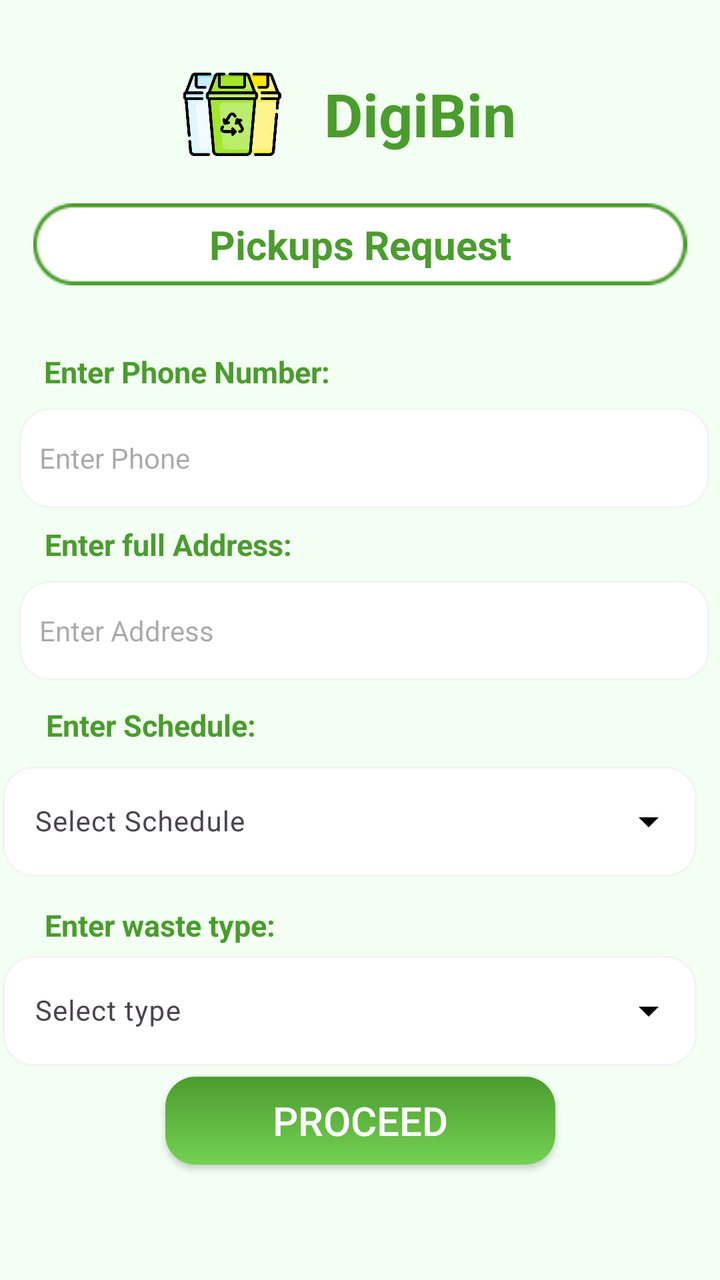
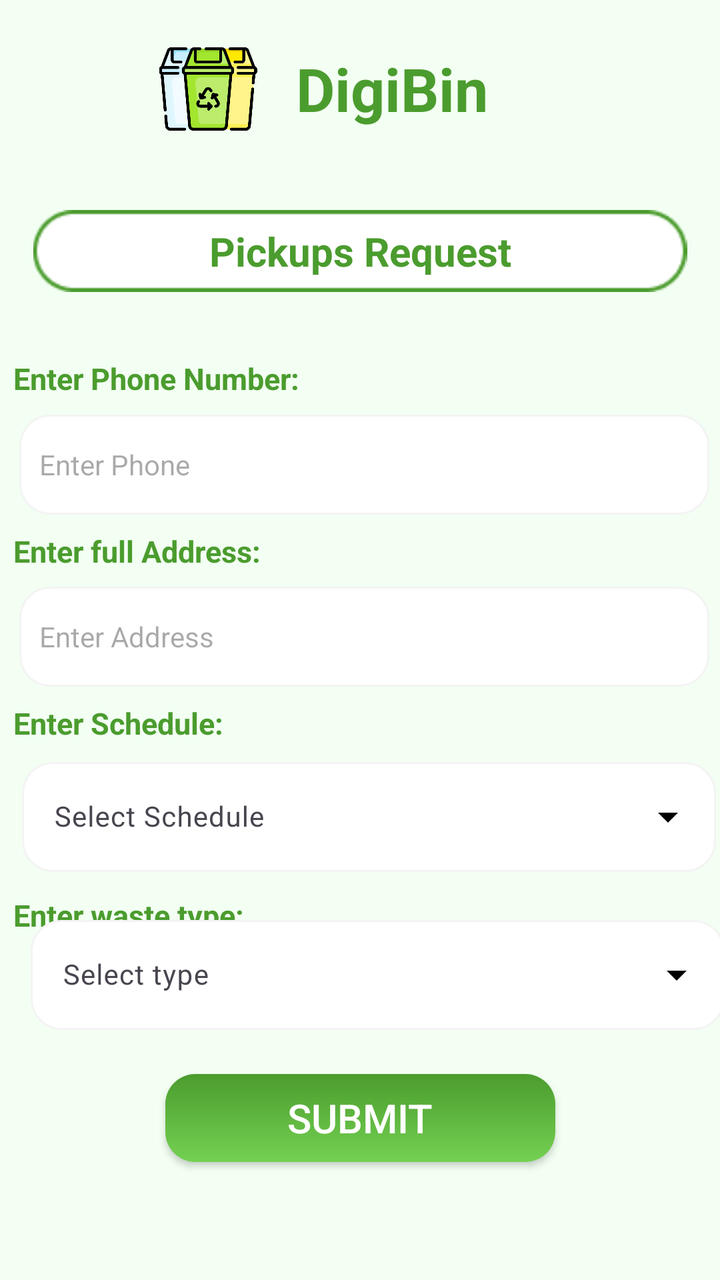

Compare the two renders of this Android layout. The source of the first and the diff that turns it into the second are given below.
<!-- AndroidManifest.xml: application theme Theme.DigiBin -->
<!-- res/layout/activity_pickuprequest.xml -->
<?xml version="1.0" encoding="utf-8"?>
<androidx.constraintlayout.widget.ConstraintLayout xmlns:android="http://schemas.android.com/apk/res/android"
    xmlns:app="http://schemas.android.com/apk/res-auto"
    xmlns:tools="http://schemas.android.com/tools"
    android:id="@+id/main"
    android:layout_width="match_parent"
    android:layout_height="match_parent"
    tools:context=".pickuprequest"
    android:background="@color/softgreen"
    >


    <androidx.appcompat.widget.AppCompatButton
        android:id="@+id/button20"
        android:layout_width="195dp"
        android:layout_height="44dp"
        android:layout_centerHorizontal="true"

        android:layout_marginTop="48dp"
        android:background="@drawable/greenbuttongradient"
        android:text="Proceed"
        android:textAllCaps="true"
        android:textColor="@color/white"
        android:textSize="20sp"
        app:layout_constraintBottom_toBottomOf="parent"
        app:layout_constraintEnd_toEndOf="parent"
        app:layout_constraintStart_toStartOf="parent"
        app:layout_constraintTop_toBottomOf="@+id/locationInputLayout"
        app:layout_constraintVertical_bias="0.444" />

    <ImageView
        android:id="@+id/imageView66"
        android:layout_width="66dp"
        android:layout_height="49dp"
        app:layout_constraintBottom_toBottomOf="parent"
        app:layout_constraintEnd_toStartOf="@+id/textView34"
        app:layout_constraintHorizontal_bias="0.866"
        app:layout_constraintStart_toStartOf="parent"
        app:layout_constraintTop_toTopOf="parent"
        app:layout_constraintVertical_bias="0.055"
        app:srcCompat="@drawable/mylogo" />

    <TextView
        android:id="@+id/textView34"
        android:layout_width="wrap_content"
        android:layout_height="45dp"
        android:layout_marginStart="8dp"
        android:text="DigiBin"
        android:textColor="@color/green"
        android:textSize="30sp"
        android:textStyle="bold"
        app:layout_constraintBottom_toBottomOf="@+id/imageView66"
        app:layout_constraintEnd_toEndOf="parent"
        app:layout_constraintHorizontal_bias="0.602"
        app:layout_constraintStart_toStartOf="parent"
        app:layout_constraintTop_toTopOf="parent"
        app:layout_constraintVertical_bias="1.0" />

    <ImageView
        android:id="@+id/imageView76"
        android:layout_width="match_parent"
        android:layout_height="wrap_content"
        android:layout_marginTop="20dp"
        app:layout_constraintEnd_toEndOf="parent"
        app:layout_constraintHorizontal_bias="0.0"
        app:layout_constraintStart_toStartOf="parent"
        app:layout_constraintTop_toBottomOf="@+id/textView34"
        app:srcCompat="@drawable/rpick" />

    <TextView
        android:id="@+id/textView35"
        android:layout_width="wrap_content"
        android:layout_height="wrap_content"
        android:text="Pickups Request"
        android:textStyle="bold"
        android:textColor="@color/green"
        android:textSize="20sp"
        app:layout_constraintBottom_toBottomOf="@+id/imageView76"
        app:layout_constraintEnd_toEndOf="@+id/imageView76"
        app:layout_constraintStart_toStartOf="@+id/imageView76"
        app:layout_constraintTop_toTopOf="@+id/imageView76" />

    

    <EditText
        android:id="@+id/editTextPhone"
        android:layout_width="345dp"
        android:layout_height="50dp"
        android:layout_marginTop="8dp"
        android:ems="10"
        android:hint="Enter Phone"
        android:padding="10dp"
        android:inputType="phone"
        android:background="@drawable/edittext"
        android:textColor="@color/black"
        android:textSize="14sp"
        app:layout_constraintEnd_toEndOf="parent"
        app:layout_constraintHorizontal_bias="0.651"
        app:layout_constraintStart_toStartOf="parent"
        app:layout_constraintTop_toBottomOf="@+id/textView37" />

    <TextView
        android:id="@+id/textView37"
        android:layout_width="wrap_content"
        android:layout_height="wrap_content"
        android:layout_marginTop="40dp"
        android:text="Enter Phone Number:"
        android:textColor="@color/green"
        android:textStyle="bold"
        android:textSize="15dp"
        app:layout_constraintEnd_toEndOf="parent"
        app:layout_constraintHorizontal_bias="0.101"
        app:layout_constraintStart_toStartOf="parent"
        app:layout_constraintTop_toBottomOf="@+id/textView35" />

    <TextView
        android:id="@+id/textView38"
        android:layout_width="wrap_content"
        android:layout_height="wrap_content"
        android:layout_marginTop="8dp"
        android:text="Enter full Address:"
        android:textColor="@color/green"
        android:textStyle="bold"
        android:textSize="15dp"
        app:layout_constraintEnd_toEndOf="parent"
        app:layout_constraintHorizontal_bias="0.095"
        app:layout_constraintStart_toStartOf="parent"
        app:layout_constraintTop_toBottomOf="@+id/editTextPhone" />

    <TextView
        android:id="@+id/textView39"
        android:layout_width="wrap_content"
        android:layout_height="wrap_content"
        android:layout_marginTop="12dp"
        android:text="Enter Schedule:"
        android:textColor="@color/green"
        android:textStyle="bold"
        android:textSize="15dp"
        app:layout_constraintEnd_toEndOf="parent"
        app:layout_constraintHorizontal_bias="0.09"
        app:layout_constraintStart_toStartOf="parent"
        app:layout_constraintTop_toBottomOf="@+id/editTextText3" />

    <com.google.android.material.textfield.TextInputLayout
        android:id="@+id/locationInputLayout"
        style="@style/Widget.Material3.TextInputLayout.OutlinedBox.ExposedDropdownMenu"
        android:layout_width="347dp"
        android:layout_height="66dp"
        android:layout_marginStart="15dp"
        android:layout_marginEnd="15dp"
        app:boxStrokeWidth="0dp"
        app:boxStrokeWidthFocused="0dp"
        app:endIconTint="@color/black"
        app:layout_constraintBottom_toBottomOf="parent"
        app:layout_constraintEnd_toEndOf="parent"
        app:layout_constraintHorizontal_bias="0.823"
        app:layout_constraintStart_toStartOf="parent"
        app:layout_constraintTop_toBottomOf="@+id/textView39"
        app:layout_constraintVertical_bias="0.027"> 

        <AutoCompleteTextView
            android:id="@+id/autoCompleteTextView"
            android:layout_width="match_parent"
            android:layout_height="55dp"
            android:background="@drawable/edittext"
            android:completionThreshold="1"
            android:focusable="true"
            android:focusableInTouchMode="true"
            android:hint="Select Schedule"
            android:inputType="none"
            android:textColor="@color/black"
            android:textSize="14dp" />
    </com.google.android.material.textfield.TextInputLayout>

    <EditText
        android:id="@+id/editTextText3"
        android:layout_width="345dp"
        android:layout_height="50dp"
        android:layout_marginTop="8dp"
        android:ems="10"
        android:inputType="text"
        android:padding="10dp"
        android:hint="Enter Address"
        android:background="@drawable/edittext"
        android:textSize="14sp"
        android:textColor="@color/black"
        app:layout_constraintEnd_toEndOf="parent"
        app:layout_constraintHorizontal_bias="0.651"
        app:layout_constraintStart_toStartOf="parent"
        app:layout_constraintTop_toBottomOf="@+id/textView38" />


    <TextView
        android:id="@+id/textView40"
        android:layout_width="wrap_content"
        android:layout_height="wrap_content"
        android:layout_marginTop="112dp"
        android:text="Enter waste type:"
        android:textColor="@color/green"
        android:textSize="15dp"
        android:textStyle="bold"
        app:layout_constraintEnd_toEndOf="parent"
        app:layout_constraintHorizontal_bias="0.091"
        app:layout_constraintStart_toStartOf="parent"
        app:layout_constraintTop_toBottomOf="@+id/editTextText3" />

    <com.google.android.material.textfield.TextInputLayout
        android:id="@+id/locationInputLayout2"
        style="@style/Widget.Material3.TextInputLayout.OutlinedBox.ExposedDropdownMenu"
        android:layout_width="347dp"
        android:layout_height="66dp"
        android:layout_marginStart="15dp"
        android:layout_marginEnd="15dp"
        app:boxStrokeWidth="0dp"
        app:boxStrokeWidthFocused="0dp"
        app:endIconTint="@color/black"
        app:layout_constraintBottom_toTopOf="@+id/button20"
        app:layout_constraintEnd_toEndOf="parent"
        app:layout_constraintHorizontal_bias="0.823"
        app:layout_constraintStart_toStartOf="parent"
        app:layout_constraintTop_toBottomOf="@+id/textView40"
        app:layout_constraintVertical_bias="0.087"> 

        <AutoCompleteTextView
            android:id="@+id/autoCompleteTextView2"
            android:layout_width="match_parent"
            android:layout_height="55dp"
            android:background="@drawable/edittext"
            android:completionThreshold="1"
            android:focusable="true"
            android:focusableInTouchMode="true"
            android:hint="Select type"
            android:inputType="none"
            android:textColor="@color/black"
            android:textSize="14dp" />
    </com.google.android.material.textfield.TextInputLayout>

</androidx.constraintlayout.widget.ConstraintLayout>
<!-- resources referenced by this layout -->
<resources>
  <color name="black">#FF000000</color>
  <color name="green">#4B9C2E</color>
  <color name="softgreen">#F2FFF2</color>
  <color name="white">#FFFFFFFF</color>
  <!-- drawable edittext (drawable) -->
  <?xml version="1.0" encoding="utf-8"?>
  <shape xmlns:android="http://schemas.android.com/apk/res/android">
  <solid android:color="@color/white"/>
      <corners android:radius="15dp"/>
      <stroke android:color="#f4f4f4" android:width="1dp"/>
  
  </shape>
  <!-- drawable greenbuttongradient (drawable) -->
  <?xml version="1.0" encoding="utf-8"?>
  <shape xmlns:android="http://schemas.android.com/apk/res/android">
  <gradient android:angle="-45" android:startColor="@color/green" android:endColor="@color/lightgreen"/>
      <corners android:radius="15dp"/>
  </shape>
  <!-- drawable mylogo: png bitmap (drawable, 29177 bytes) -->
  <!-- drawable rpick: png bitmap (drawable, 1543 bytes) -->
  <style name="Theme.DigiBin" parent="Base.Theme.DigiBin" />
  <color name="lightgreen">#74D152</color>
  <style name="Base.Theme.DigiBin" parent="Theme.Material3.DayNight.NoActionBar">
          
          
      </style>
</resources>

<!-- the commit's change to res/layout/activity_pickuprequest.xml (unified diff, before → after) -->
@@ -6,19 +6,18 @@
     android:layout_width="match_parent"
     android:layout_height="match_parent"
     tools:context=".pickuprequest"
-    android:background="@color/softgreen"
-    >
+    android:background="@color/softgreen">
 
 
     <androidx.appcompat.widget.AppCompatButton
-        android:id="@+id/button20"
+        android:id="@+id/button_submit"
         android:layout_width="195dp"
         android:layout_height="44dp"
         android:layout_centerHorizontal="true"
 
         android:layout_marginTop="48dp"
         android:background="@drawable/greenbuttongradient"
-        android:text="Proceed"
+        android:text="Submit"
         android:textAllCaps="true"
         android:textColor="@color/white"
         android:textSize="20sp"
@@ -32,49 +31,46 @@
         android:id="@+id/imageView66"
         android:layout_width="66dp"
         android:layout_height="49dp"
-        app:layout_constraintBottom_toBottomOf="parent"
+        android:layout_marginTop="20dp"
         app:layout_constraintEnd_toStartOf="@+id/textView34"
-        app:layout_constraintHorizontal_bias="0.866"
+        app:layout_constraintHorizontal_bias="0.865"
         app:layout_constraintStart_toStartOf="parent"
         app:layout_constraintTop_toTopOf="parent"
-        app:layout_constraintVertical_bias="0.055"
         app:srcCompat="@drawable/mylogo" />
 
     <TextView
         android:id="@+id/textView34"
         android:layout_width="wrap_content"
         android:layout_height="45dp"
-        android:layout_marginStart="8dp"
+        android:layout_marginTop="24dp"
+        android:layout_marginEnd="116dp"
         android:text="DigiBin"
         android:textColor="@color/green"
         android:textSize="30sp"
         android:textStyle="bold"
-        app:layout_constraintBottom_toBottomOf="@+id/imageView66"
-        app:layout_constraintEnd_toEndOf="parent"
-        app:layout_constraintHorizontal_bias="0.602"
-        app:layout_constraintStart_toStartOf="parent"
-        app:layout_constraintTop_toTopOf="parent"
-        app:layout_constraintVertical_bias="1.0" />
+        app:layout_constraintEnd_toEndOf="parent"
+        app:layout_constraintTop_toTopOf="parent" />
 
     <ImageView
         android:id="@+id/imageView76"
         android:layout_width="match_parent"
         android:layout_height="wrap_content"
-        android:layout_marginTop="20dp"
-        app:layout_constraintEnd_toEndOf="parent"
-        app:layout_constraintHorizontal_bias="0.0"
-        app:layout_constraintStart_toStartOf="parent"
+        android:layout_marginTop="36dp"
+        app:layout_constraintEnd_toEndOf="@+id/textView34"
+        app:layout_constraintHorizontal_bias="0.497"
+        app:layout_constraintStart_toStartOf="@+id/imageView66"
         app:layout_constraintTop_toBottomOf="@+id/textView34"
         app:srcCompat="@drawable/rpick" />
 
     <TextView
         android:id="@+id/textView35"
-        android:layout_width="wrap_content"
+        android:layout_width="match_parent"
         android:layout_height="wrap_content"
         android:text="Pickups Request"
-        android:textStyle="bold"
+        android:textAlignment="center"
         android:textColor="@color/green"
         android:textSize="20sp"
+        android:textStyle="bold"
         app:layout_constraintBottom_toBottomOf="@+id/imageView76"
         app:layout_constraintEnd_toEndOf="@+id/imageView76"
         app:layout_constraintStart_toStartOf="@+id/imageView76"
@@ -106,11 +102,11 @@
         android:layout_marginTop="40dp"
         android:text="Enter Phone Number:"
         android:textColor="@color/green"
-        android:textStyle="bold"
-        android:textSize="15dp"
-        app:layout_constraintEnd_toEndOf="parent"
-        app:layout_constraintHorizontal_bias="0.101"
-        app:layout_constraintStart_toStartOf="parent"
+        android:textSize="15dp"
+        android:textStyle="bold"
+        app:layout_constraintEnd_toEndOf="parent"
+        app:layout_constraintHorizontal_bias="0.119"
+        app:layout_constraintStart_toStartOf="@+id/imageView76"
         app:layout_constraintTop_toBottomOf="@+id/textView35" />
 
     <TextView
@@ -120,25 +116,26 @@
         android:layout_marginTop="8dp"
         android:text="Enter full Address:"
         android:textColor="@color/green"
-        android:textStyle="bold"
-        android:textSize="15dp"
-        app:layout_constraintEnd_toEndOf="parent"
-        app:layout_constraintHorizontal_bias="0.095"
-        app:layout_constraintStart_toStartOf="parent"
+        android:textSize="15dp"
+        android:textStyle="bold"
+        app:layout_constraintEnd_toEndOf="@+id/textView37"
+        app:layout_constraintHorizontal_bias="0.0"
+        app:layout_constraintStart_toStartOf="@+id/textView37"
         app:layout_constraintTop_toBottomOf="@+id/editTextPhone" />
 
+
     <TextView
         android:id="@+id/textView39"
         android:layout_width="wrap_content"
         android:layout_height="wrap_content"
-        android:layout_marginTop="12dp"
+        android:layout_marginTop="8dp"
         android:text="Enter Schedule:"
         android:textColor="@color/green"
-        android:textStyle="bold"
-        android:textSize="15dp"
-        app:layout_constraintEnd_toEndOf="parent"
-        app:layout_constraintHorizontal_bias="0.09"
-        app:layout_constraintStart_toStartOf="parent"
+        android:textSize="15dp"
+        android:textStyle="bold"
+        app:layout_constraintEnd_toEndOf="@+id/textView38"
+        app:layout_constraintHorizontal_bias="0.0"
+        app:layout_constraintStart_toStartOf="@+id/textView38"
         app:layout_constraintTop_toBottomOf="@+id/editTextText3" />
 
     <com.google.android.material.textfield.TextInputLayout
@@ -147,16 +144,15 @@
         android:layout_width="347dp"
         android:layout_height="66dp"
         android:layout_marginStart="15dp"
-        android:layout_marginEnd="15dp"
         app:boxStrokeWidth="0dp"
         app:boxStrokeWidthFocused="0dp"
         app:endIconTint="@color/black"
-        app:layout_constraintBottom_toBottomOf="parent"
-        app:layout_constraintEnd_toEndOf="parent"
+        app:layout_constraintBottom_toTopOf="@+id/textView40"
+        app:layout_constraintEnd_toEndOf="@+id/editTextText3"
         app:layout_constraintHorizontal_bias="0.823"
-        app:layout_constraintStart_toStartOf="parent"
-        app:layout_constraintTop_toBottomOf="@+id/textView39"
-        app:layout_constraintVertical_bias="0.027"> 
+        app:layout_constraintStart_toStartOf="@+id/editTextText3"
+        app:layout_constraintTop_toBottomOf="@+id/editTextText3"
+        app:layout_constraintVertical_bias="0.847"> 
 
         <AutoCompleteTextView
             android:id="@+id/autoCompleteTextView"
@@ -176,32 +172,30 @@
         android:id="@+id/editTextText3"
         android:layout_width="345dp"
         android:layout_height="50dp"
-        android:layout_marginTop="8dp"
+        android:layout_marginTop="36dp"
+        android:background="@drawable/edittext"
         android:ems="10"
+        android:hint="Enter Address"
         android:inputType="text"
         android:padding="10dp"
-        android:hint="Enter Address"
-        android:background="@drawable/edittext"
+        android:textColor="@color/black"
         android:textSize="14sp"
-        android:textColor="@color/black"
-        app:layout_constraintEnd_toEndOf="parent"
-        app:layout_constraintHorizontal_bias="0.651"
-        app:layout_constraintStart_toStartOf="parent"
-        app:layout_constraintTop_toBottomOf="@+id/textView38" />
-
+        app:layout_constraintEnd_toEndOf="@+id/editTextPhone"
+        app:layout_constraintStart_toStartOf="@+id/editTextPhone"
+        app:layout_constraintTop_toBottomOf="@+id/editTextPhone" />
 
     <TextView
         android:id="@+id/textView40"
         android:layout_width="wrap_content"
         android:layout_height="wrap_content"
-        android:layout_marginTop="112dp"
+        android:layout_marginTop="104dp"
         android:text="Enter waste type:"
         android:textColor="@color/green"
         android:textSize="15dp"
         android:textStyle="bold"
-        app:layout_constraintEnd_toEndOf="parent"
-        app:layout_constraintHorizontal_bias="0.091"
-        app:layout_constraintStart_toStartOf="parent"
+        app:layout_constraintEnd_toEndOf="@+id/textView39"
+        app:layout_constraintHorizontal_bias="0.0"
+        app:layout_constraintStart_toStartOf="@+id/textView39"
         app:layout_constraintTop_toBottomOf="@+id/editTextText3" />
 
     <com.google.android.material.textfield.TextInputLayout
@@ -210,16 +204,15 @@
         android:layout_width="347dp"
         android:layout_height="66dp"
         android:layout_marginStart="15dp"
-        android:layout_marginEnd="15dp"
         app:boxStrokeWidth="0dp"
         app:boxStrokeWidthFocused="0dp"
         app:endIconTint="@color/black"
-        app:layout_constraintBottom_toTopOf="@+id/button20"
-        app:layout_constraintEnd_toEndOf="parent"
-        app:layout_constraintHorizontal_bias="0.823"
-        app:layout_constraintStart_toStartOf="parent"
-        app:layout_constraintTop_toBottomOf="@+id/textView40"
-        app:layout_constraintVertical_bias="0.087"> 
+        app:layout_constraintBottom_toTopOf="@+id/button_submit"
+        app:layout_constraintEnd_toEndOf="@+id/locationInputLayout"
+        app:layout_constraintHorizontal_bias="0.733"
+        app:layout_constraintStart_toStartOf="@+id/locationInputLayout"
+        app:layout_constraintTop_toBottomOf="@+id/locationInputLayout"
+        app:layout_constraintVertical_bias="0.441"> 
 
         <AutoCompleteTextView
             android:id="@+id/autoCompleteTextView2"
